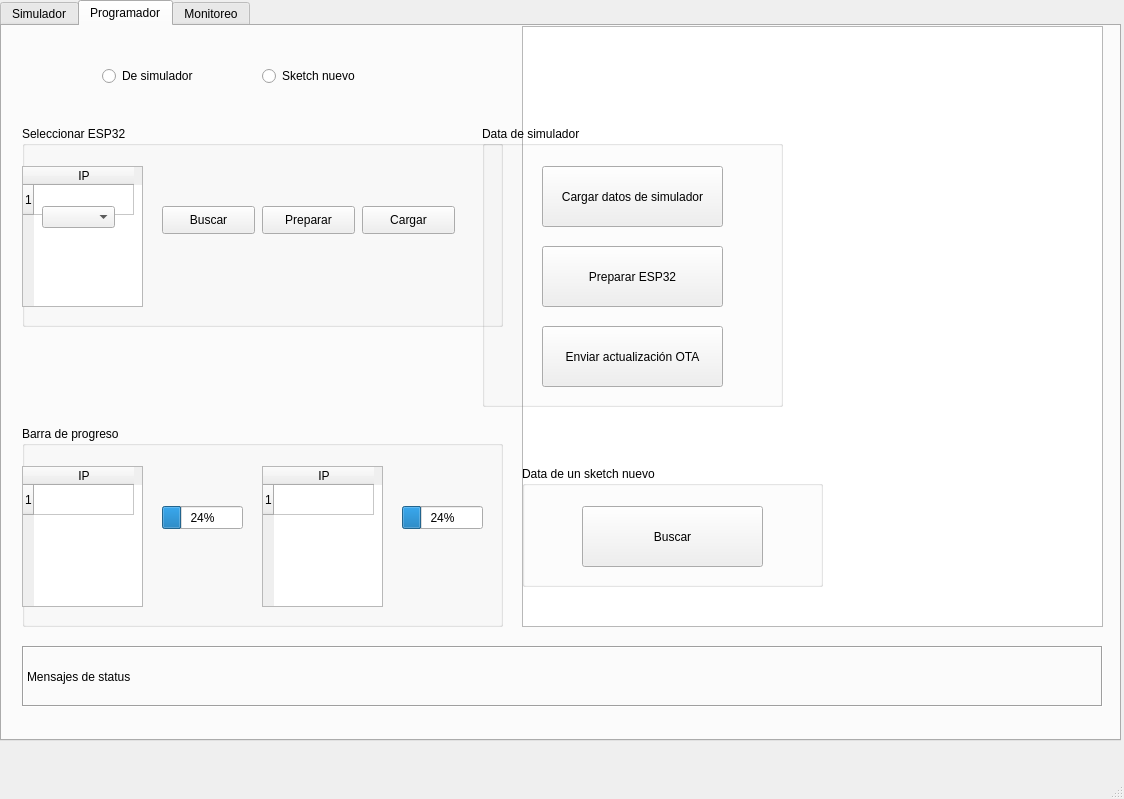
Qt form src/main_gui.ui (pu19249/robotat-gui) before a commit.
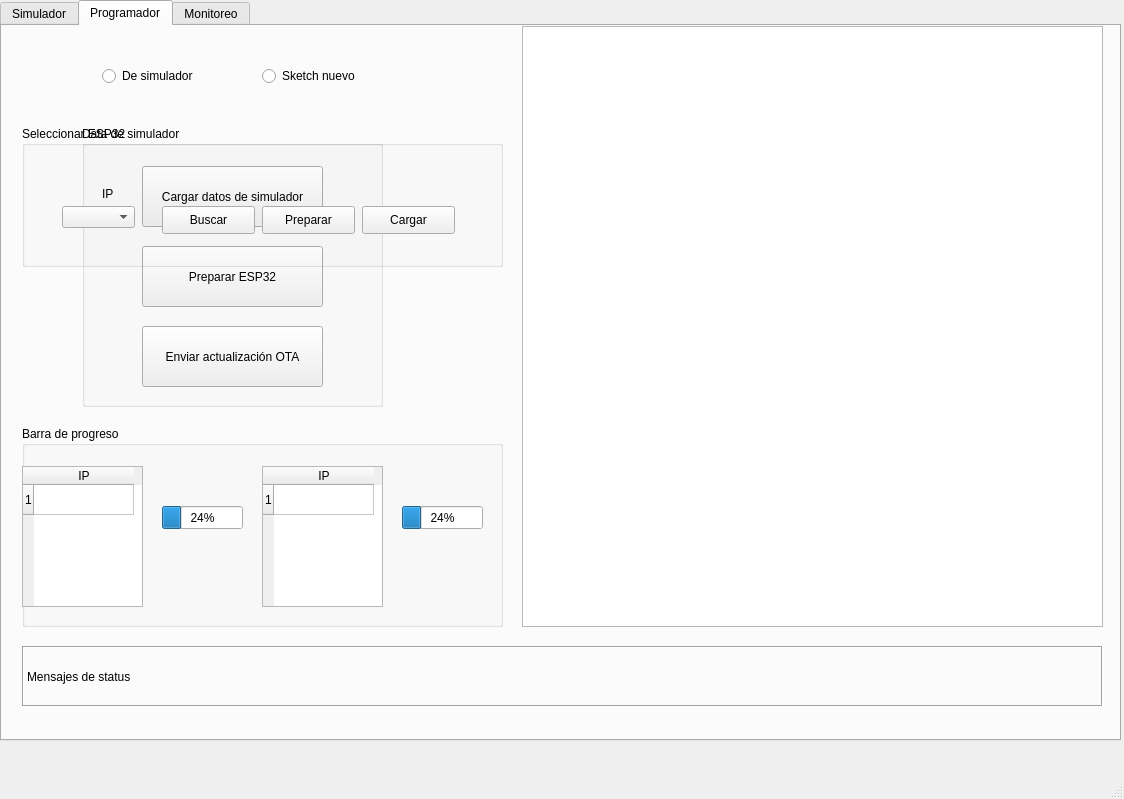
The same form after that commit. The open tabs and pages were chosen to show the change. Custom widgets are drawn as their Qt base class.

Commit message: firsts tests to display the data in real time

```diff
--- a/src/main_gui.ui
+++ b/src/main_gui.ui
@@ -228,7 +228,7 @@
      <widget class="QGroupBox" name="groupBox">
       <property name="geometry">
        <rect>
-        <x>480</x>
+        <x>80</x>
         <y>100</y>
         <width>301</width>
         <height>281</height>
@@ -402,7 +402,7 @@
         <x>20</x>
         <y>100</y>
         <width>481</width>
-        <height>201</height>
+        <height>141</height>
        </rect>
       </property>
       <property name="title">
@@ -421,30 +421,10 @@
         <string/>
        </property>
       </widget>
-      <widget class="QTableWidget" name="ESP_IP_3">
-       <property name="geometry">
-        <rect>
-         <x>0</x>
-         <y>40</y>
-         <width>121</width>
-         <height>141</height>
-        </rect>
-       </property>
-       <row>
-        <property name="text">
-         <string>1</string>
-        </property>
-       </row>
-       <column>
-        <property name="text">
-         <string>IP</string>
-        </property>
-       </column>
-      </widget>
       <widget class="QComboBox" name="comboBox">
        <property name="geometry">
         <rect>
-         <x>20</x>
+         <x>40</x>
          <y>80</y>
          <width>73</width>
          <height>22</height>
@@ -490,39 +470,23 @@
         <string>Cargar</string>
        </property>
       </widget>
-     </widget>
-     <widget class="QGroupBox" name="groupBox_3">
-      <property name="geometry">
-       <rect>
-        <x>520</x>
-        <y>440</y>
-        <width>301</width>
-        <height>121</height>
-       </rect>
-      </property>
-      <property name="title">
-       <string>Data de un sketch nuevo</string>
-      </property>
-      <widget class="QPushButton" name="select_world_5">
+      <widget class="QLabel" name="label_4">
        <property name="geometry">
         <rect>
-         <x>60</x>
-         <y>40</y>
-         <width>181</width>
-         <height>61</height>
+         <x>80</x>
+         <y>60</y>
+         <width>55</width>
+         <height>16</height>
         </rect>
        </property>
+       <property name="layoutDirection">
+        <enum>Qt::LeftToRight</enum>
+       </property>
+       <property name="frameShape">
+        <enum>QFrame::NoFrame</enum>
+       </property>
        <property name="text">
-        <string>Buscar</string>
-       </property>
-       <property name="autoDefault">
-        <bool>false</bool>
-       </property>
-       <property name="default">
-        <bool>false</bool>
-       </property>
-       <property name="flat">
-        <bool>false</bool>
+        <string>IP</string>
        </property>
       </widget>
      </widget>
```
Left out of the diff: 25 changed lines with no effect on the pictures. The commit also changes 14 other files.
